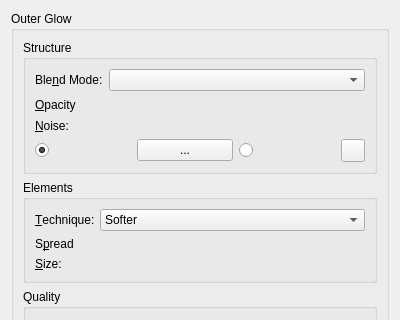
Above: krita/ui/layerstyles/wdgOuterGlow.ui from KDE/krita before the change; both pictures show x 0 to 400 and y 0 to 320 of the 400 by 485 pixel window. Below: the same form after it.
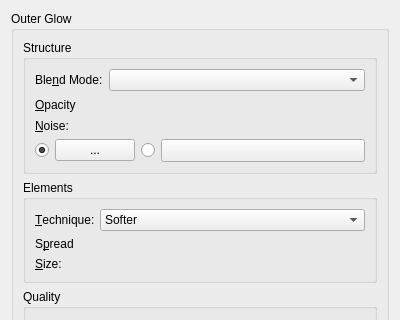
That is the form after the change. Custom widgets are drawn as their Qt base class.

```diff
--- a/krita/ui/layerstyles/wdgOuterGlow.ui
+++ b/krita/ui/layerstyles/wdgOuterGlow.ui
@@ -134,7 +134,14 @@
             </widget>
            </item>
            <item>
-            <widget class="KisCmbGradient" name="cmbGradient"/>
+            <widget class="KisCmbGradient" name="cmbGradient">
+             <property name="sizePolicy">
+              <sizepolicy hsizetype="Expanding" vsizetype="Fixed">
+               <horstretch>0</horstretch>
+               <verstretch>0</verstretch>
+              </sizepolicy>
+             </property>
+            </widget>
            </item>
           </layout>
          </item>
```
Left out of the diff: 40 changed lines with no effect on the pictures.
